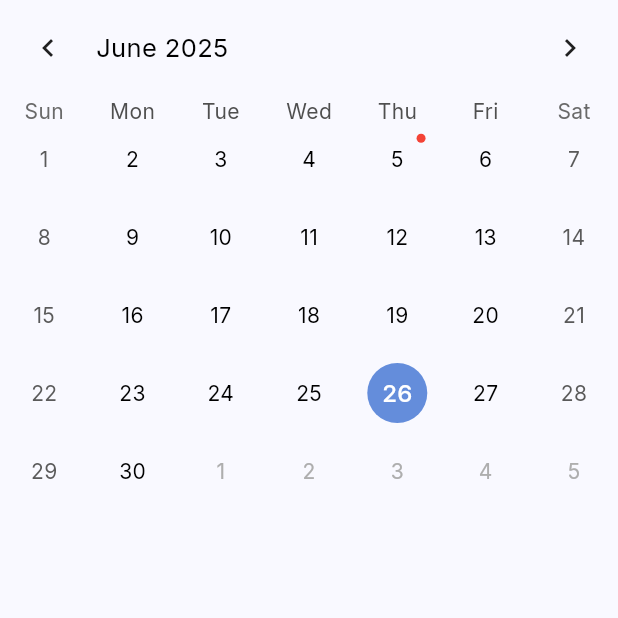
After one commit to TawfeeqRifat/Student-App, a Flutter app: the CalendarPage screen opened directly, on a phone screen of 412 x 824 dp, the top half of it. The commit adds this screen. Run offline on Flutter 3.47's test engine with Material 3 defaults, Android fonts, the phone set to English and light mode, and no system bars; drawn by our look-alikes of table_calendar; our stand-ins replace device_preview, get, google_fonts.

Commit message:
Calendar

```diff
--- /dev/null
+++ b/lib/Pages/calendar_page.dart
@@ -0,0 +1,191 @@
+import 'dart:collection';
+
+import 'package:flutter/material.dart';
+import 'package:get/get.dart';
+import 'package:student_app/Utilities/colors.dart';
+import 'package:table_calendar/table_calendar.dart';
+
+class CalendarPage extends StatefulWidget {
+  const CalendarPage({super.key});
+
+  @override
+  State<CalendarPage> createState() => _CalendarPageState();
+}
+
+class _CalendarPageState extends State<CalendarPage> {
+
+  DateTime _focusedDay = DateTime.now();
+  DateTime? _selectedDay;
+  late final ValueNotifier<List<Event>> _selectedEvents;
+
+  List<Event> _getEventsForDay(DateTime day) {
+    return kEvents[day] ?? [];
+  }
+
+  void _onDaySelection(DateTime selectedDay, DateTime focuesedDay){
+    if(!isSameDay(_selectedDay,selectedDay)){
+      setState(() {
+        _selectedDay = selectedDay;
+        _focusedDay = focuesedDay;
+      });
+      _selectedEvents.value = _getEventsForDay(selectedDay);
+
+    }
+  }
+
+  @override
+  void initState(){
+    super.initState();
+    addcalendarInfo();
+    _selectedDay = _focusedDay;
+    _selectedEvents = ValueNotifier(
+    _getEventsForDay(_selectedDay!)
+    );
+  }
+
+  @override dispose(){
+    _selectedEvents.dispose();
+    super.dispose();
+  }
+
+  @override
+  Widget build(BuildContext context) {
+    return Scaffold(
+      body: SizedBox(
+        height: double.infinity,
+        width: double.infinity,
+        child: Column(
+          children: [
+            TableCalendar(
+              firstDay: DateTime.utc(2025, 6, 1),
+              lastDay: DateTime.utc(2026, 4, 30),
+              focusedDay: _focusedDay,
+              selectedDayPredicate: (day) {
+                return isSameDay(_selectedDay, day);
+              },
+              onDaySelected: _onDaySelection,
+              onPageChanged: (focusedDay) {
+                _focusedDay = focusedDay;
+              },
+              headerStyle: HeaderStyle(
+                formatButtonVisible: false
+              ),
+              calendarBuilders: CalendarBuilders(
+                markerBuilder: (context, day, events) {
+                  if (kEvents[day]!=null) {
+                    return Align(
+                      alignment: Alignment(0.6, -0.6),
+                      child: CircleAvatar(
+                        radius: 3,
+                        backgroundColor: Colors.red,
+                      ),
+                    );
+                  }
+                  return null;
+                },
+                selectedBuilder: (context, day, focusedDay) {
+                  return Align(
+                    alignment: Alignment.center,
+                    child: CircleAvatar(
+                      backgroundColor: AppThemeColor,
+                      child: Text(
+                        day.day.toString(),
+                        style: TextStyle(
+                          color: Colors.white
+                        ),
+                      ),
+                    ),
+                  );
+                },
+                todayBuilder: (context, day, focusedDay) {
+                  return Align(
+                    alignment: Alignment.center,
+                    child: CircleAvatar(
+                      backgroundColor: AppThemeColor.withValues(alpha: 0.6),
+                      child: Text(
+                        day.day.toString(),
+                        style: TextStyle(
+                          color: Colors.white,
+                          fontWeight: FontWeight.w100,
+                          fontSize: 16
+                        ),
+                      ),
+                    ),
+                  );
+                },
+              ),
+            ),
+            SizedBox(height: 16,),
+            Expanded(
+              child: ValueListenableBuilder<List<Event>>(
+                valueListenable: _selectedEvents,
+                builder: (context, value, _) {
+                  return ListView.builder(
+                    itemCount: value.length,
+                    itemBuilder: (context, index) {
+                      return Padding(
+                        padding: const EdgeInsets.symmetric(horizontal: 8,vertical: 4),
+                        child: Container(
+                          decoration: BoxDecoration(
+                            border: Border.all(
+                              color: AppThemeColor
+                            ),
+                            borderRadius: BorderRadius.circular(8),
+                          ),
+                          child: ListTile(
+                            title: Text(
+                              '${value[index]}',
+                            ),
+                          ),
+                        ),
+                      );
+                    },
+                  );
+                },
+              ),
+            ),
+          ],
+        ),
+      ),
+    );
+  }
+}
+
+class Event {
+  final String title;
+
+  const Event(this.title);
+
+  @override
+  String toString() => title;
+}
+
+final kEvents = LinkedHashMap<DateTime, List<Event>>(
+  equals: isSameDay,
+  hashCode: getHashCode,
+)..addAll(_kEventSource);
+
+Map<DateTime,List<Event>> _kEventSource = {};
+
+int getHashCode(DateTime key) {
+  return key.day * 1000000 + key.month * 10000 + key.year;
+}
+
+final calInfo = {
+  '5-6-2025' : [
+    "assembly",
+    "fees"
+  ],
+};
+
+void addcalendarInfo(){
+  calInfo.forEach((day,infos) {
+    final date = day.split('-').map(int.parse).toList();
+    List<Event> evnts = [];
+    for(var evnt in infos){
+      evnts.add(Event(evnt));
+    }
+    _kEventSource[DateTime.utc(date[2],date[1],date[0])] = evnts;
+
+  });
+}
--- a/lib/Pages/home_skeleton.dart
+++ b/lib/Pages/home_skeleton.dart
@@ -6,6 +6,7 @@ import '../API/api.dart';
 import '../Utilities/colors.dart';
 import '../custom_icons.dart';
 import '../student_info.dart';
+import 'calendar_page.dart';
 
 class HomeSkeleton extends StatefulWidget {
   final int index;
@@ -35,7 +36,7 @@ class _HomeSkeletonState extends State<HomeSkeleton> {
     pages = <Widget>[
       Container(),
       Container(),
-      Container(),
+      CalendarPage(),
       ProfilePage(data: _currentData,),
     ];
 
--- a/pubspec.yaml
+++ b/pubspec.yaml
@@ -20,6 +20,7 @@ dependencies:
   get: ^4.7.2
   flutter_launcher_icons: ^0.14.4
   dotted_border: ^3.0.1
+  table_calendar: ^3.2.0
 
 dev_dependencies:
   flutter_test:
```
Also changed, not shown: lib/Pages/auth_pages/login_page.dart (+7 -0 lines), pubspec.lock.
